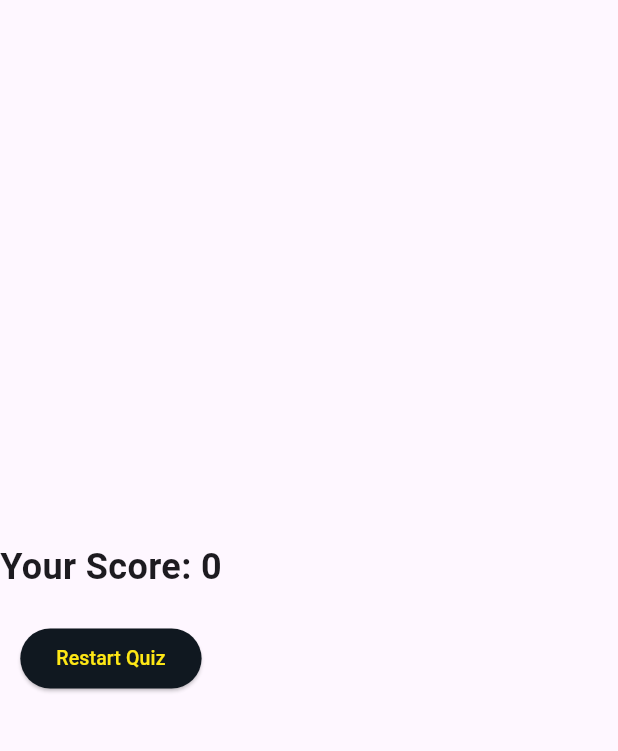
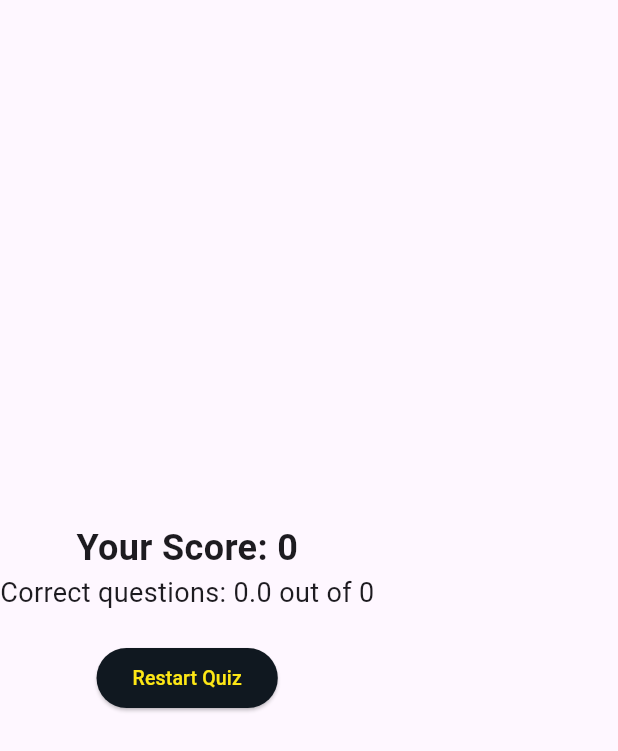
Before and after one commit to devanshtyagi26/DTFlutterWorld, a Flutter app: the Result widget shown alone on an empty page, opened directly with empty values, on a phone screen of 412 x 824 dp. Shown: the top 751 px of the screen. Run offline on Flutter 3.47's test engine with Material 3 defaults, Android fonts, the phone set to English and light mode, and no system bars.

Commit message:
Version 2.0

```diff
--- a/appquiz/lib/main.dart
+++ b/appquiz/lib/main.dart
@@ -25,6 +25,8 @@ class QuizApp extends StatefulWidget {
 class _QuizAppState extends State<QuizApp> {
   int _questionIndex = 0;
   int _score = 0;
+  int _currentIndex = 0;
+  int _scoreI = 0;
 
   final List<Map<String, Object>> _questions = [
     {
@@ -116,7 +118,10 @@ class _QuizAppState extends State<QuizApp> {
                     as List<Map<String, Object>>,
                 answerQuestion: _answerQuestion,
               )
-            : Result(score: _score, resetQuiz: _resetQuiz),
+            : Result(
+                score: _score,
+                totalQuestions: _questions.length,
+                resetQuiz: _resetQuiz),
       ),
       bottomNavigationBar: BottomAppBar(
         child: Container(
@@ -240,18 +245,28 @@ class Answer extends StatelessWidget {
 
 class Result extends StatelessWidget {
   final int score;
+  final int totalQuestions;
   final VoidCallback resetQuiz;
 
-  Result({required this.score, required this.resetQuiz});
+  Result({
+    required this.score,
+    required this.totalQuestions,
+    required this.resetQuiz,
+  });
 
   @override
   Widget build(BuildContext context) {
+    double percentage = (score / 10);
     return Column(
       mainAxisAlignment: MainAxisAlignment.center,
       children: [
         Text(
           'Your Score: $score',
           style: TextStyle(fontSize: 24, fontWeight: FontWeight.bold),
+        ),
+        Text(
+          'Correct questions: $percentage out of $totalQuestions',
+          style: TextStyle(fontSize: 18),
         ),
         SizedBox(height: 20),
         ElevatedButton(
```
